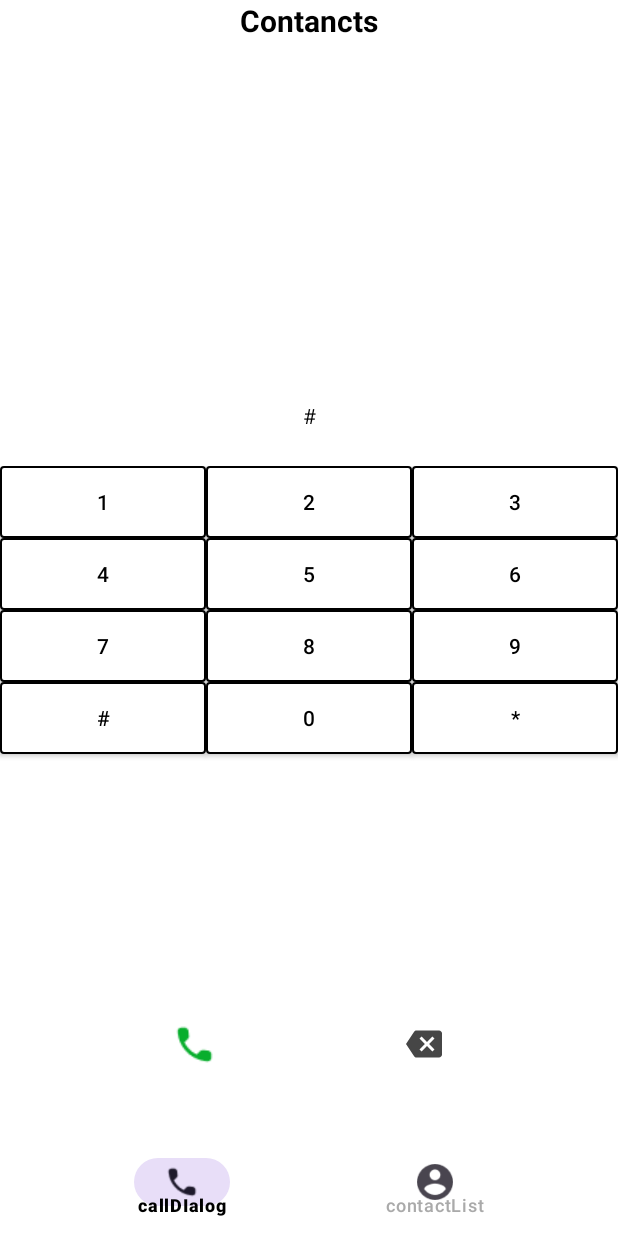
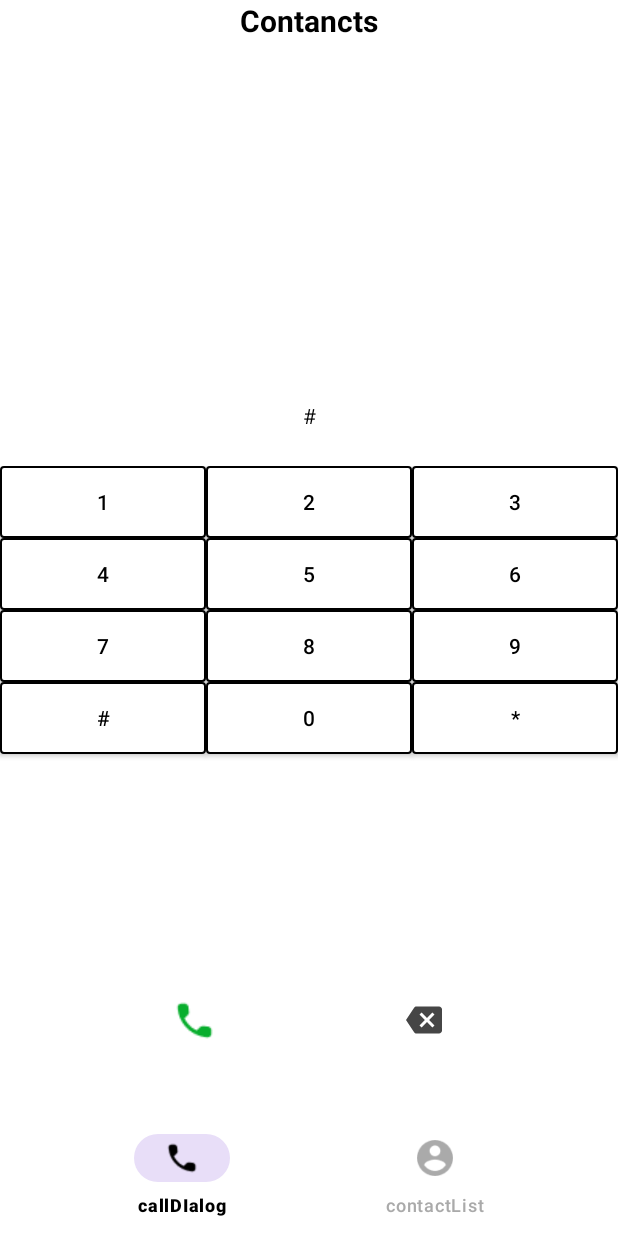
Before and after one commit to DatoKochla18/PhoneContactsApp, an Android app: the screen it shows after launch (MainActivity), after a tap on an icon or button, on a phone screen of 412 x 824 dp. Run offline under Robolectric (Android 15) with nearby library versions, the phone set to English and light mode, and no system bars; our stand-ins replace navigation-ui.

Commit message:
quick fixes

```diff
--- a/app/src/main/java/com/example/test/CallDialogScreen/CallDialogFragment.kt
+++ b/app/src/main/java/com/example/test/CallDialogScreen/CallDialogFragment.kt
@@ -8,6 +8,7 @@ import android.view.ViewGroup
 import androidx.core.widget.doAfterTextChanged
 import androidx.recyclerview.widget.GridLayoutManager
 import androidx.recyclerview.widget.LinearLayoutManager
+import com.example.test.Model.Contact
 import com.example.test.Model.Dialog
 import com.example.test.R
 import com.example.test.Utils.Database
@@ -51,15 +52,20 @@ class CallDialogFragment : Fragment() {
         setUpDialogAdapter()
         setUpDialogResultAdapter()
 
-        binding.txtCallNumber.doAfterTextChanged {
-            dialogResultAdapter.submitList(Database.contactData.filter {
-                it.phoneNumber.contains(
-                    binding.txtCallNumber.text
-                )
-            }
+
+    }
+
+    private fun search(text: String) {
+
+        if (text.isEmpty()) {
+            dialogResultAdapter.submitList(mutableListOf<Contact>())
+        } else {
+            dialogResultAdapter.submitList(
+                Database.contactData.filter {
+                    it.phoneNumber.contains(text)
+                }
             )
         }
-
     }
 
     private fun listeners() {
@@ -72,6 +78,10 @@ class CallDialogFragment : Fragment() {
                 binding.txtCallNumber.text = ""
                 true
             }
+        }
+        binding.txtCallNumber.doAfterTextChanged { editText ->
+            val searchText = editText?.toString() ?: ""
+            search(searchText)
         }
 
     }
--- a/app/src/main/res/layout/activity_main.xml
+++ b/app/src/main/res/layout/activity_main.xml
@@ -37,8 +37,9 @@
     <com.google.android.material.bottomnavigation.BottomNavigationView
         android:id="@+id/bnvNavigation"
         android:layout_width="0dp"
-        android:layout_height="64dp"
+        android:layout_height="wrap_content"
         android:layout_marginTop="8dp"
+        app:itemIconTint="@drawable/bottom_nav_bar_text_color"
         android:background="@android:color/transparent"
         app:itemTextColor="@drawable/bottom_nav_bar_text_color"
         app:layout_constraintBottom_toBottomOf="parent"
```
